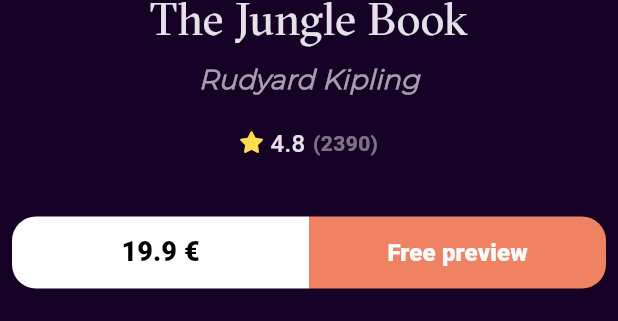
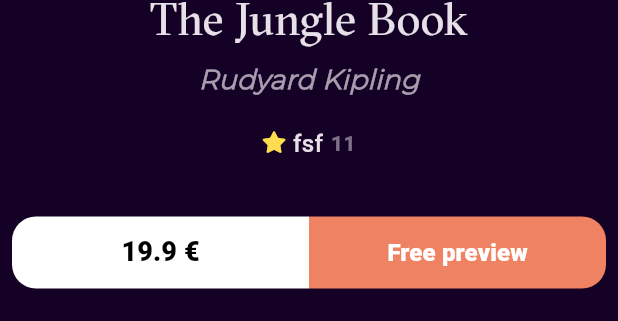
Before and after one commit to YakeenSap9h/bookly_app, a Flutter app: the BookDetailsSection widget shown alone on an empty page, opened directly, on a phone screen of 412 x 824 dp. Shown: the part 686-1007 px from the top of the screen. Run offline on Flutter 3.47's test engine with Material 3 defaults, Android fonts, the phone set to English and light mode, and no system bars; drawn by our look-alikes of cached_network_image; our stand-ins replace bloc, dartz, dio, equatable, flutter_bloc, font_awesome_flutter and 3 more; network calls fail.

Commit message:
display newest books list view data

```diff
--- a/lib/features/home/presentation/views/widgets/book_rating.dart
+++ b/lib/features/home/presentation/views/widgets/book_rating.dart
@@ -6,7 +6,11 @@ class BookRating extends StatelessWidget {
   const BookRating({
     super.key,
     this.mainAxisAlignment = MainAxisAlignment.start,
+    required this.rating,
+    required this.count,
   });
+  final String rating;
+  final int count;
   final MainAxisAlignment mainAxisAlignment;
   @override
   Widget build(BuildContext context) {
@@ -15,12 +19,12 @@ class BookRating extends StatelessWidget {
       children: [
         Icon(FontAwesomeIcons.solidStar, color: Color(0xffFFDD4F), size: 14),
         const SizedBox(width: 6.3),
-        const Text('4.8', style: Styles.textStyle16),
+        Text(rating, style: Styles.textStyle16),
         const SizedBox(width: 5),
         Opacity(
           opacity: .5,
           child: Text(
-            '(2390)',
+            '$count',
             style: Styles.textStyle14.copyWith(fontWeight: FontWeight.w600),
           ),
         ),
--- a/lib/features/home/presentation/views/widgets/books_details_section.dart
+++ b/lib/features/home/presentation/views/widgets/books_details_section.dart
@@ -16,7 +16,8 @@ class BookDetailsSection extends StatelessWidget {
         Padding(
           padding: EdgeInsets.symmetric(horizontal: width * .18),
           child: const CustomBookImage(
-            imageUrl: 'https://images-cdn.ubuy.com.ar/6350ecfd2df1e90e1144c55c-big-tits-hot-lady-pin-up-thickerstickers.jpg',
+            imageUrl:
+                'https://images-cdn.ubuy.com.ar/6350ecfd2df1e90e1144c55c-big-tits-hot-lady-pin-up-thickerstickers.jpg',
           ),
         ),
         const SizedBox(height: 43),
@@ -34,7 +35,11 @@ class BookDetailsSection extends StatelessWidget {
           ),
         ),
         const SizedBox(height: 18),
-        const BookRating(mainAxisAlignment: MainAxisAlignment.center),
+        const BookRating(
+          mainAxisAlignment: MainAxisAlignment.center,
+          rating: "fsf",
+          count: 11,
+        ),
         const SizedBox(height: 37),
         const BoxAction(),
       ],
--- a/lib/features/home/presentation/views/widgets/home_view_body.dart
+++ b/lib/features/home/presentation/views/widgets/home_view_body.dart
@@ -10,6 +10,7 @@ class HomeViewBody extends StatelessWidget {
   @override
   Widget build(BuildContext context) {
     return CustomScrollView(
+      physics: const BouncingScrollPhysics(),
       slivers: [
         const SliverToBoxAdapter(
           child: Column(
@@ -23,7 +24,7 @@ class HomeViewBody extends StatelessWidget {
               SizedBox(height: 50),
               Padding(
                 padding: EdgeInsets.symmetric(horizontal: 30.0),
-                child: Text("Best Seller", style: Styles.textStyle18),
+                child: Text("Nesest Books", style: Styles.textStyle18),
               ),
               SizedBox(height: 12),
             ],
--- a/lib/features/search/presentation/views/widgets/search_result_list_view.dart
+++ b/lib/features/search/presentation/views/widgets/search_result_list_view.dart
@@ -13,7 +13,7 @@ class SearchResultListView extends StatelessWidget {
         itemBuilder: (context, index) {
           return const Padding(
             padding: EdgeInsets.symmetric(vertical: 10),
-            child: BookListViewItem(),
+           // child: BookListViewItem(),
           );
         },
       ),
--- a/lib/main.dart
+++ b/lib/main.dart
@@ -25,7 +25,7 @@ class BooklyApp extends StatelessWidget {
           ,
         ),
         BlocProvider(
-          create: (context) => NewestBooksCubit(getIt.get<HomeRepoImpl>()),
+          create: (context) => NewestBooksCubit(getIt.get<HomeRepoImpl>())..fetchNewestdBooks(),
         ),
       ],
       child: MaterialApp.router(
```
Also changed, not shown: lib/features/home/presentation/views/widgets/best_seller_list_view.dart (+18 -4 lines), lib/features/home/presentation/views/widgets/best_seller_list_view_item.dart (+13 -18 lines).
